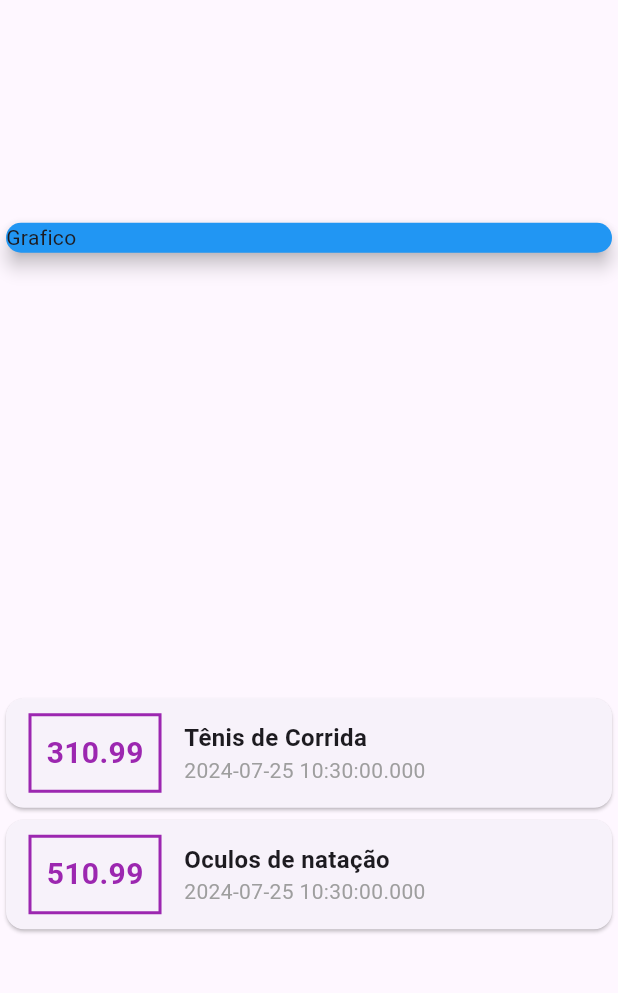
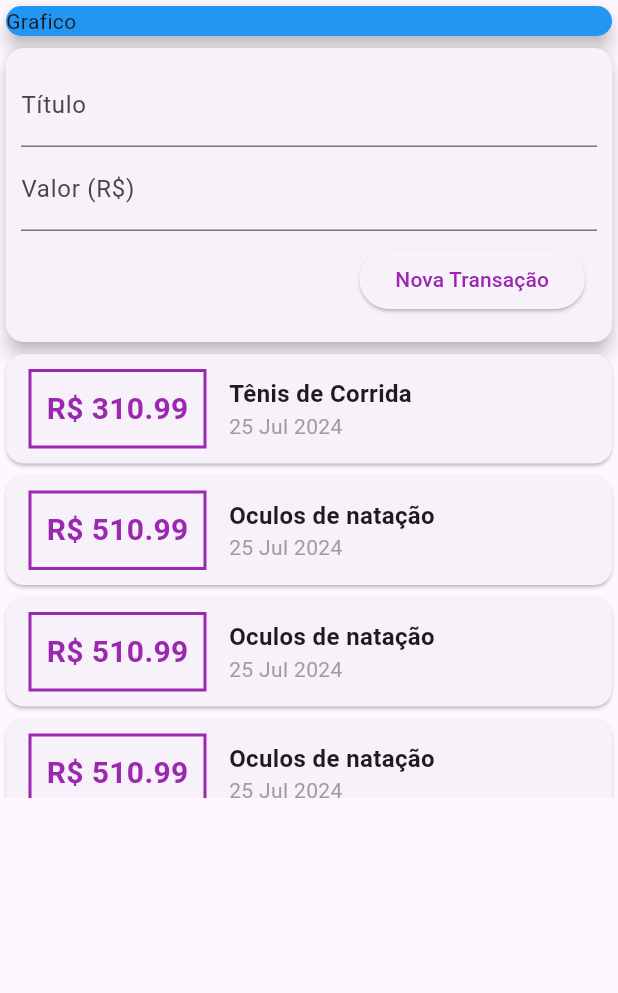
Before and after one commit to PyGodoy/DespesasPessoaisApp, a Flutter app: the screen it shows after launch, on a phone screen of 412 x 824 dp, the part 84-1077 px from its top. Run offline on Flutter 3.47's test engine with Material 3 defaults, Android fonts, the phone set to English and light mode, and no system bars.

Commit message:
realizando alterações

```diff
--- /dev/null
+++ b/lib/components/transaction_form.dart
@@ -0,0 +1,59 @@
+import 'package:flutter/material.dart';
+
+class TransactionForm extends StatelessWidget {
+  final titleController = TextEditingController();
+  final valueController = TextEditingController();
+
+  final void Function(String, double) onSubmit;
+
+  TransactionForm(this.onSubmit);
+
+  @override
+  Widget build(BuildContext context) {
+    return Card(
+      elevation: 5,
+      child: Padding(
+        padding: const EdgeInsets.all(10),
+        child: Column(
+          children: <Widget>[
+            TextField(
+              controller: titleController,
+              decoration: InputDecoration(
+                labelText: "Título",
+              ),
+            ),
+            TextField(
+              controller: valueController,
+              keyboardType: TextInputType.number,
+              decoration: InputDecoration(
+                labelText: "Valor (R\$)",
+              ),
+            ),
+            Row(
+              mainAxisAlignment: MainAxisAlignment.end,
+              children: [
+                Padding(
+                  padding: const EdgeInsets.all(8.0),
+                  child: ElevatedButton(
+                    child: const Text(
+                      "Nova Transação",
+                      style: TextStyle(
+                        color: Colors.purple,
+                      ),
+                    ),
+                    onPressed: () {
+                      final title = titleController.text;
+                      final value =
+                          double.tryParse(valueController.text) ?? 0.00;
+                      onSubmit(title, value);
+                    },
+                  ),
+                ),
+              ],
+            )
+          ],
+        ),
+      ),
+    );
+  }
+}
--- /dev/null
+++ b/lib/components/transaction_list.dart
@@ -0,0 +1,66 @@
+import 'package:flutter/material.dart';
+import 'package:intl/intl.dart';
+
+import '../models/transaction.dart';
+
+class TransactionList extends StatelessWidget {
+  final List<Transaction> transactions;
+
+  TransactionList(this.transactions);
+
+  @override
+  Widget build(BuildContext context) {
+    return Container(
+      height: 300,
+      child: SingleChildScrollView(
+        child: Column(
+          children: transactions.map((tr) {
+            return Card(
+                child: Row(
+              children: <Widget>[
+                Container(
+                  margin: EdgeInsets.symmetric(
+                    horizontal: 15,
+                    vertical: 10,
+                  ),
+                  decoration: BoxDecoration(
+                      border: Border.all(
+                    color: Colors.purple,
+                    width: 2,
+                  )),
+                  padding: EdgeInsets.all(10),
+                  child: Text(
+                    "R\$ ${tr.value.toString()}",
+                    style: TextStyle(
+                      fontWeight: FontWeight.bold,
+                      fontSize: 20,
+                      color: Colors.purple,
+                    ),
+                  ),
+                ),
+                Column(
+                  crossAxisAlignment: CrossAxisAlignment.start,
+                  children: <Widget>[
+                    Text(
+                      tr.title,
+                      style: TextStyle(
+                        fontWeight: FontWeight.bold,
+                        fontSize: 16,
+                      ),
+                    ),
+                    Text(
+                      DateFormat('d MMM y').format(tr.date),
+                      style: TextStyle(
+                        color: Colors.grey,
+                      ),
+                    ),
+                  ],
+                )
+              ],
+            ));
+          }).toList(),
+        ),
+      ),
+    );
+  }
+}
--- /dev/null
+++ b/lib/components/transaction_user.dart
@@ -0,0 +1,67 @@
+import "dart:math";
+
+import 'package:flutter/material.dart';
+
+import "../models/transaction.dart";
+import "transaction_form.dart";
+import "transaction_list.dart";
+
+class TransactionUser extends StatefulWidget {
+  const TransactionUser({super.key});
+
+  @override
+  State<TransactionUser> createState() => _TransactionUserState();
+}
+
+class _TransactionUserState extends State<TransactionUser> {
+  final _transaction = [
+    Transaction(
+        id: 't1',
+        title: "Tênis de Corrida",
+        value: 310.99,
+        date: DateTime.now()),
+    Transaction(
+        id: 't2',
+        title: "Oculos de natação",
+        value: 510.99,
+        date: DateTime.now()),
+    Transaction(
+        id: 't2',
+        title: "Oculos de natação",
+        value: 510.99,
+        date: DateTime.now()),
+    Transaction(
+        id: 't2',
+        title: "Oculos de natação",
+        value: 510.99,
+        date: DateTime.now()),
+    Transaction(
+        id: 't2',
+        title: "Oculos de natação",
+        value: 510.99,
+        date: DateTime.now()),
+  ];
+
+  _addTransaction(String title, double value) {
+    final newTransaction = Transaction(
+      id: Random().nextDouble().toString(),
+      title: title,
+      value: value,
+      date: DateTime.now(),
+    );
+
+    setState(() {
+      _transaction.add(newTransaction);
+    });
+  }
+
+  @override
+  Widget build(BuildContext context) {
+    return Column(
+      children: <Widget>[
+        TransactionForm(_addTransaction),
+        TransactionList(_transaction),
+      ],
+    );
+  }
+}
--- a/lib/main.dart
+++ b/lib/main.dart
@@ -1,4 +1,4 @@
-import 'package:despesaspessoaisgv/models/transaction.dart';
+import 'package:despesaspessoaisgv/components/transaction_user.dart';
 import 'package:flutter/material.dart';
 
 main() => runApp(DespesasApp());
@@ -6,24 +6,13 @@ main() => runApp(DespesasApp());
 class DespesasApp extends StatelessWidget {
   @override
   Widget build(BuildContext context) {
-    return MaterialApp(home: MyHomePage());
+    return MaterialApp(
+      home: MyHomePage(),
+    );
   }
 }
 
 class MyHomePage extends StatelessWidget {
-  final _transaction = [
-    Transaction(
-        id: 't1',
-        title: "Tênis de Corrida",
-        value: 310.99,
-        date: DateTime.now()),
-    Transaction(
-        id: 't2',
-        title: "Oculos de natação",
-        value: 510.99,
-        date: DateTime.now())
-  ];
-
   @override
   Widget build(BuildContext context) {
     return Scaffold(
@@ -31,8 +20,8 @@ class MyHomePage extends StatelessWidget {
           backgroundColor: Colors.blue,
           title: Text("Despesas Pessoais"),
         ),
-        body: Column(
-            mainAxisAlignment: MainAxisAlignment.spaceAround,
+        body: SingleChildScrollView(
+          child: Column(
             crossAxisAlignment: CrossAxisAlignment.stretch,
             children: <Widget>[
               Container(
@@ -42,53 +31,9 @@ class MyHomePage extends StatelessWidget {
                   elevation: 5,
                 ),
               ),
-              Column(
-                children: _transaction.map((tr) {
-                  return Card(
-                      child: Row(
-                    children: <Widget>[
-                      Container(
-                        margin: EdgeInsets.symmetric(
-                          horizontal: 15,
-                          vertical: 10,
-                        ),
-                        decoration: BoxDecoration(
-                            border: Border.all(
-                          color: Colors.purple,
-                          width: 2,
-                        )),
-                        padding: EdgeInsets.all(10),
-                        child: Text(
-                          tr.value.toString(),
-                          style: TextStyle(
-                            fontWeight: FontWeight.bold,
-                            fontSize: 20,
-                            color: Colors.purple,
-                          ),
-                        ),
-                      ),
-                      Column(
-                        crossAxisAlignment: CrossAxisAlignment.start,
-                        children: <Widget>[
-                          Text(
-                            tr.title,
-                            style: TextStyle(
-                              fontWeight: FontWeight.bold,
-                              fontSize: 16,
-                            ),
-                          ),
-                          Text(
-                            tr.date.toString(),
-                            style: TextStyle(
-                              color: Colors.grey,
-                            ),
-                          ),
-                        ],
-                      )
-                    ],
-                  ));
-                }).toList(),
-              )
-            ]));
+              TransactionUser(),
+            ],
+          ),
+        ));
   }
 }
--- a/pubspec.yaml
+++ b/pubspec.yaml
@@ -39,6 +39,7 @@ dependencies:
 dev_dependencies:
   flutter_test:
     sdk: flutter
+  intl: ^0.19.0
 
   # The "flutter_lints" package below contains a set of recommended lints to
   # encourage good coding practices. The lint set provided by the package is
```
Also changed, not shown: pubspec.lock, 1 other file.
